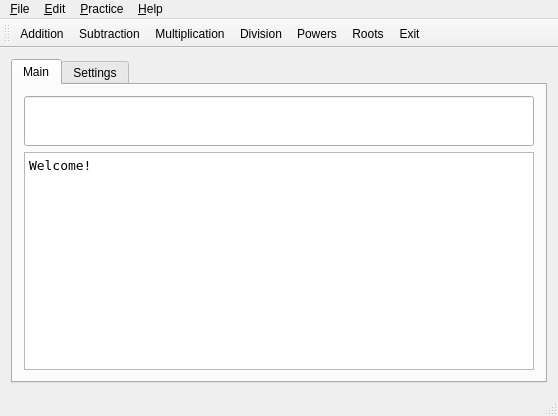
Above: mainwindow.ui from RealGrep/QMentat before the change. Below: the same form after it.
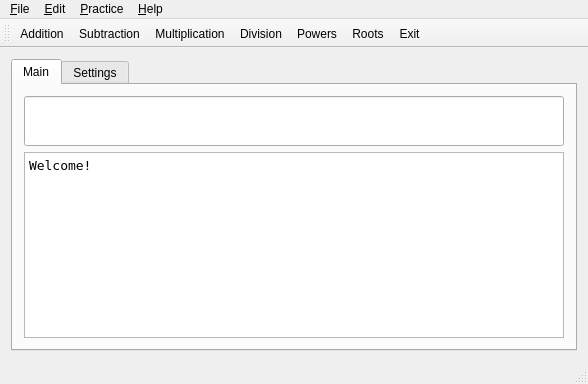
That is the form after the change. Icons and pictures are not drawn.

Commit message: * Additional work on documentation. * Fixed a few tooltip issues, like a type, some wrong text and at least one   piece of missing text. * Fixed a problem where the preferences weren't getting updated when   they were first restored because I wasn't calling the notify for the   listeners. Works now. * Division wasn't being given enough space in the widget. Fixed. * Made the display text area at the bottom a bit smaller (it's minimum).

Diff of the .ui file:
```diff
--- a/mainwindow.ui
+++ b/mainwindow.ui
@@ -6,8 +6,8 @@
    <rect>
     <x>0</x>
     <y>0</y>
-    <width>558</width>
-    <height>416</height>
+    <width>588</width>
+    <height>384</height>
    </rect>
   </property>
   <property name="windowTitle">
@@ -69,6 +69,12 @@
               <verstretch>0</verstretch>
              </sizepolicy>
             </property>
+            <property name="minimumSize">
+             <size>
+              <width>0</width>
+              <height>60</height>
+             </size>
+            </property>
             <property name="font">
              <font>
               <family>Andale Mono</family>
@@ -112,7 +118,7 @@
     <rect>
      <x>0</x>
      <y>0</y>
-     <width>558</width>
+     <width>588</width>
      <height>23</height>
     </rect>
    </property>
```
The commit also changes 15 other files.
